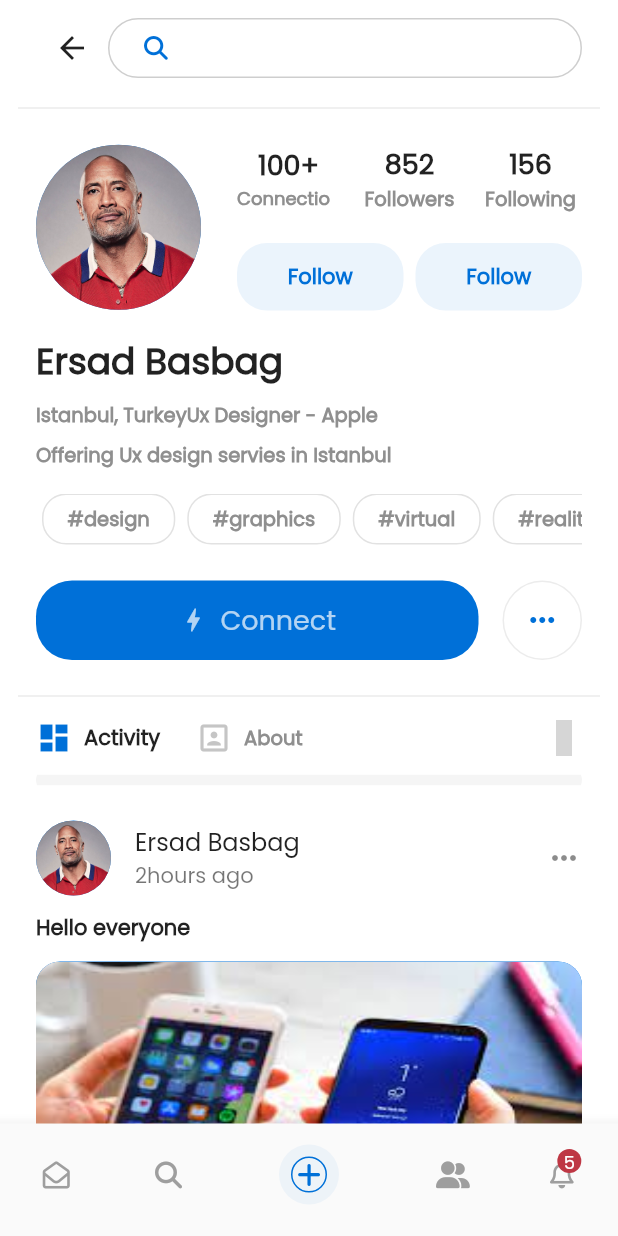
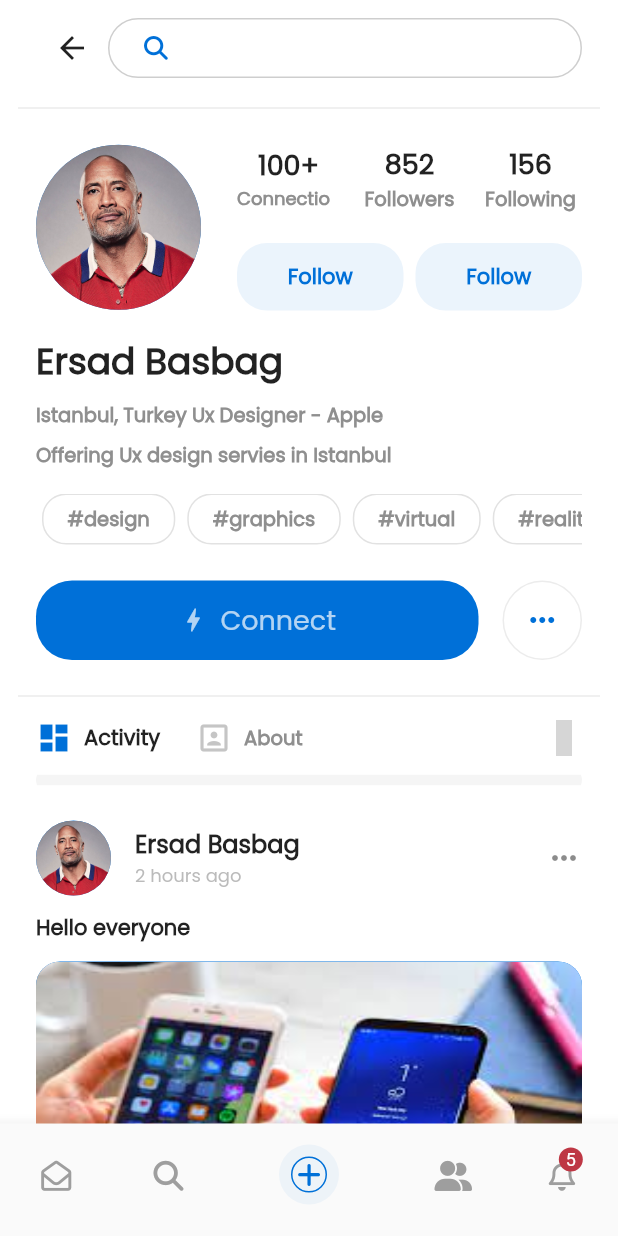
Before and after one commit to tharwatsamy/social_media_with_bloc, a Flutter app: the screen it shows after launch, on a phone screen of 412 x 824 dp. Run offline on Flutter 3.47's test engine with Material 2 defaults, Android fonts, the phone set to English and light mode, and no system bars; drawn by our look-alikes of auto_size_text; our stand-ins replace bloc, flutter_bloc, font_awesome_flutter, google_fonts; missing offline and left inert: awesome_icons; accounts and stored records are empty; grey boxes are pictures that could not be loaded.

Commit message:
some ui changes

```diff
--- a/lib/Features/profile/data/repositires/user_repo.dart
+++ b/lib/Features/profile/data/repositires/user_repo.dart
@@ -43,11 +43,28 @@ class UserRepo {
       skillsCollection: [
         SkillsCollection(
           name: 'Main Skills',
-          skills: ['#design', '#graphics', '#virtual', '#reality', 'adobexd'],
+          skills: [
+            '#design',
+            '#graphics',
+            '#mobile apps',
+            '#virtual',
+            '#reality',
+            '#adobexd'
+          ],
         ),
         SkillsCollection(
           name: 'Complementary Skills',
-          skills: ['#design', '#graphics', '#virtual', '#reality', 'adobexd'],
+          skills: ['#design', '#bloc pattern', '#flutter', '#mvvm', 'adobexd'],
+        ),
+        SkillsCollection(
+          name: 'Soft Skills',
+          skills: [
+            '#team player',
+            '#problem solver',
+            '#attention to details',
+            '#mvvm',
+            'adobexd'
+          ],
         )
       ],
     );
--- a/lib/Features/profile/presentaiton/views/profile_view.dart
+++ b/lib/Features/profile/presentaiton/views/profile_view.dart
@@ -39,14 +39,14 @@ class _ProfileViewState extends State<ProfileView> {
               label: '',
               icon: Icon(
                 FontAwesomeIcons.envelopeOpen,
-                size: 18,
+                size: 20,
               ),
             ),
             const BottomNavigationBarItem(
               label: '',
               icon: Icon(
                 FontAwesomeIcons.magnifyingGlass,
-                size: 18,
+                size: 20,
               ),
             ),
             BottomNavigationBarItem(
@@ -73,7 +73,7 @@ class _ProfileViewState extends State<ProfileView> {
               label: '',
               icon: Icon(
                 FontAwesomeIcons.userGroup,
-                size: 18,
+                size: 20,
               ),
             ),
             BottomNavigationBarItem(
@@ -83,7 +83,7 @@ class _ProfileViewState extends State<ProfileView> {
                 children: const [
                   Icon(
                     FontAwesomeIcons.bell,
-                    size: 18,
+                    size: 20,
                   ),
                   Positioned(
                     top: -8,
--- a/lib/Features/profile/presentaiton/views/widgets/activity_item.dart
+++ b/lib/Features/profile/presentaiton/views/widgets/activity_item.dart
@@ -1,5 +1,6 @@
 import 'package:flutter/material.dart';
 import 'package:social_media_ui/Features/profile/data/models/user_derails.dart';
+import 'package:social_media_ui/styles.dart';
 
 import '../../../../../constants.dart';
 
@@ -18,8 +19,19 @@ class ActivityItem extends StatelessWidget {
             radius: 25,
             backgroundImage: AssetImage(activity.profileImage),
           ),
-          title: Text(activity.name),
-          subtitle: Text('${activity.time}hours ago'),
+          title: Text(
+            activity.name,
+            style: const TextStyle(
+              fontWeight: FontWeight.w600,
+            ),
+          ),
+          subtitle: Text(
+            '${activity.time} hours ago',
+            style: TextStyle(
+              color: Colors.grey.withOpacity(.7),
+              fontSize: 12,
+            ),
+          ),
           trailing: const Icon(
             Icons.more_horiz,
           ),
--- a/lib/Features/profile/presentaiton/views/widgets/all_skills_list_view.dart
+++ b/lib/Features/profile/presentaiton/views/widgets/all_skills_list_view.dart
@@ -1,5 +1,6 @@
 import 'package:flutter/material.dart';
 import 'package:social_media_ui/Features/profile/data/models/user_derails.dart';
+import 'package:social_media_ui/Features/profile/presentaiton/views/widgets/profile_page_view.dart';
 
 import 'all_skills_item.dart';
 
@@ -10,7 +11,10 @@ class SkillsCollectionsListView extends StatelessWidget {
   final List<SkillsCollection> skillsCollections;
   @override
   Widget build(BuildContext context) {
-    return ListView.builder(
+    return ListView.separated(
+        separatorBuilder: (context, index) {
+          return const ListViewSeprator();
+        },
         shrinkWrap: true,
         physics: const NeverScrollableScrollPhysics(),
         itemCount: skillsCollections.length,
--- a/lib/Features/profile/presentaiton/views/widgets/multible_skills_list_view.dart
+++ b/lib/Features/profile/presentaiton/views/widgets/multible_skills_list_view.dart
@@ -15,11 +15,11 @@ class MultibleSkillsListview extends StatelessWidget {
       direction: Axis.horizontal,
       children: skills
           .map(
-            (e) => const SizedBox(
+            (e) => SizedBox(
               height: 34,
               child: SkillsItem(
                 isActive: true,
-                text: '#design',
+                text: e,
               ),
             ),
           )
--- a/lib/Features/profile/presentaiton/views/widgets/user_details.dart
+++ b/lib/Features/profile/presentaiton/views/widgets/user_details.dart
@@ -25,7 +25,7 @@ class UserDetails extends StatelessWidget {
           TextSpan(
             children: [
               TextSpan(text: user.address),
-              TextSpan(text: '${user.jobTitle} - '),
+              TextSpan(text: ' ${user.jobTitle} - '),
               TextSpan(text: user.employer),
             ],
           ),
--- a/lib/main.dart
+++ b/lib/main.dart
@@ -1,5 +1,6 @@
 import 'package:flutter/material.dart';
 import 'package:flutter_bloc/flutter_bloc.dart';
+import 'package:google_fonts/google_fonts.dart';
 import 'package:social_media_ui/Features/profile/data/repositires/user_repo.dart';
 import 'package:social_media_ui/Features/profile/presentaiton/blocs/bloc/user_details_bloc.dart';
 import 'package:social_media_ui/Features/profile/presentaiton/views/profile_view.dart';
@@ -25,7 +26,7 @@ class SocialMediaApp extends StatelessWidget {
         theme: ThemeData(
           brightness: Brightness.light,
           scaffoldBackgroundColor: Colors.white,
-          fontFamily: 'Poppins',
+          textTheme: GoogleFonts.poppinsTextTheme(),
         ),
         debugShowCheckedModeBanner: false,
         routes: {
--- a/pubspec.yaml
+++ b/pubspec.yaml
@@ -34,6 +34,7 @@ dependencies:
     sdk: flutter
   flutter_bloc: ^8.1.1
   font_awesome_flutter: ^10.2.1
+  google_fonts: ^3.0.1
 
 dev_dependencies:
   flutter_lints: ^2.0.0
```
Also changed, not shown: flutter_01.png (added), pubspec.lock, 1 other file.
